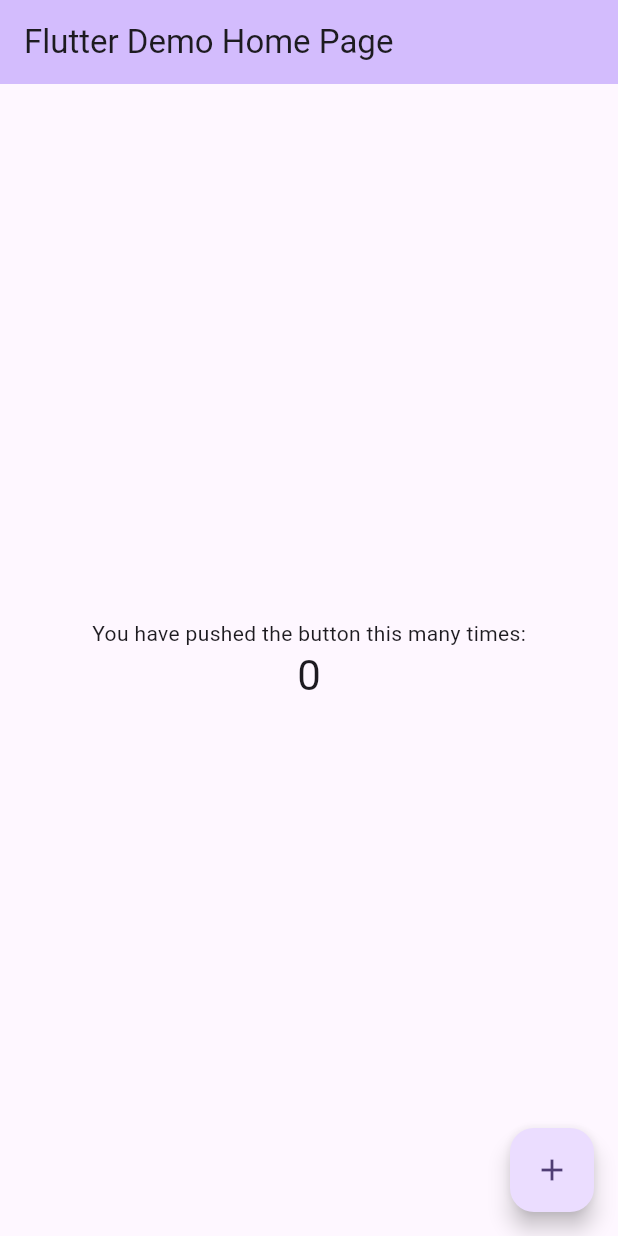
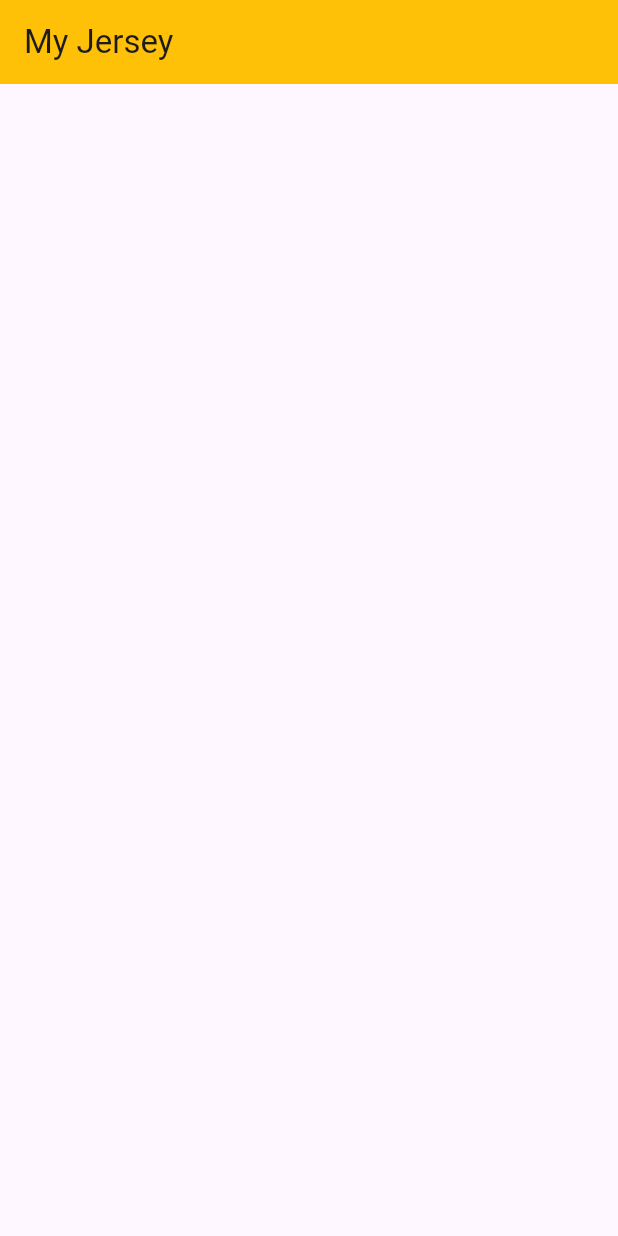
Before and after one commit to paisible7/MY-_JERSEY_APP, a Flutter app: the screen it shows after launch, on a phone screen of 412 x 824 dp. Run offline on Flutter 3.47's test engine with Material 3 defaults, Android fonts, the phone set to English and light mode, and no system bars.

```diff
--- a/lib/main.dart
+++ b/lib/main.dart
@@ -1,122 +1,17 @@
 import 'package:flutter/material.dart';
+import 'presentation/screens/HomeScreen.dart';
 
 void main() {
-  runApp(const MyApp());
+  runApp(const MyJersey());
 }
 
-class MyApp extends StatelessWidget {
-  const MyApp({super.key});
+class MyJersey extends StatelessWidget {
+  const MyJersey({super.key});
 
-  // This widget is the root of your application.
   @override
   Widget build(BuildContext context) {
     return MaterialApp(
-      title: 'Flutter Demo',
-      theme: ThemeData(
-        // This is the theme of your application.
-        //
-        // TRY THIS: Try running your application with "flutter run". You'll see
-        // the application has a purple toolbar. Then, without quitting the app,
-        // try changing the seedColor in the colorScheme below to Colors.green
-        // and then invoke "hot reload" (save your changes or press the "hot
-        // reload" button in a Flutter-supported IDE, or press "r" if you used
-        // the command line to start the app).
-        //
-        // Notice that the counter didn't reset back to zero; the application
-        // state is not lost during the reload. To reset the state, use hot
-        // restart instead.
-        //
-        // This works for code too, not just values: Most code changes can be
-        // tested with just a hot reload.
-        colorScheme: ColorScheme.fromSeed(seedColor: Colors.deepPurple),
-      ),
-      home: const MyHomePage(title: 'Flutter Demo Home Page'),
+      home: Homescreen(),
     );
   }
 }
-
-class MyHomePage extends StatefulWidget {
-  const MyHomePage({super.key, required this.title});
-
-  // This widget is the home page of your application. It is stateful, meaning
-  // that it has a State object (defined below) that contains fields that affect
-  // how it looks.
-
-  // This class is the configuration for the state. It holds the values (in this
-  // case the title) provided by the parent (in this case the App widget) and
-  // used by the build method of the State. Fields in a Widget subclass are
-  // always marked "final".
-
-  final String title;
-
-  @override
-  State<MyHomePage> createState() => _MyHomePageState();
-}
-
-class _MyHomePageState extends State<MyHomePage> {
-  int _counter = 0;
-
-  void _incrementCounter() {
-    setState(() {
-      // This call to setState tells the Flutter framework that something has
-      // changed in this State, which causes it to rerun the build method below
-      // so that the display can reflect the updated values. If we changed
-      // _counter without calling setState(), then the build method would not be
-      // called again, and so nothing would appear to happen.
-      _counter++;
-    });
-  }
-
-  @override
-  Widget build(BuildContext context) {
-    // This method is rerun every time setState is called, for instance as done
-    // by the _incrementCounter method above.
-    //
-    // The Flutter framework has been optimized to make rerunning build methods
-    // fast, so that you can just rebuild anything that needs updating rather
-    // than having to individually change instances of widgets.
-    return Scaffold(
-      appBar: AppBar(
-        // TRY THIS: Try changing the color here to a specific color (to
-        // Colors.amber, perhaps?) and trigger a hot reload to see the AppBar
-        // change color while the other colors stay the same.
-        backgroundColor: Theme.of(context).colorScheme.inversePrimary,
-        // Here we take the value from the MyHomePage object that was created by
-        // the App.build method, and use it to set our appbar title.
-        title: Text(widget.title),
-      ),
-      body: Center(
-        // Center is a layout widget. It takes a single child and positions it
-        // in the middle of the parent.
-        child: Column(
-          // Column is also a layout widget. It takes a list of children and
-          // arranges them vertically. By default, it sizes itself to fit its
-          // children horizontally, and tries to be as tall as its parent.
-          //
-          // Column has various properties to control how it sizes itself and
-          // how it positions its children. Here we use mainAxisAlignment to
-          // center the children vertically; the main axis here is the vertical
-          // axis because Columns are vertical (the cross axis would be
-          // horizontal).
-          //
-          // TRY THIS: Invoke "debug painting" (choose the "Toggle Debug Paint"
-          // action in the IDE, or press "p" in the console), to see the
-          // wireframe for each widget.
-          mainAxisAlignment: MainAxisAlignment.center,
-          children: <Widget>[
-            const Text('You have pushed the button this many times:'),
-            Text(
-              '$_counter',
-              style: Theme.of(context).textTheme.headlineMedium,
-            ),
-          ],
-        ),
-      ),
-      floatingActionButton: FloatingActionButton(
-        onPressed: _incrementCounter,
-        tooltip: 'Increment',
-        child: const Icon(Icons.add),
-      ), // This trailing comma makes auto-formatting nicer for build methods.
-    );
-  }
-}
--- /dev/null
+++ b/lib/presentation/screens/HomeScreen.dart
@@ -0,0 +1,15 @@
+import 'package:flutter/material.dart';
+
+class Homescreen extends StatefulWidget {
+  const Homescreen({super.key});
+
+  @override
+  State<Homescreen> createState() => _HomescreenState();
+}
+
+class _HomescreenState extends State<Homescreen> {
+  @override
+  Widget build(BuildContext context) {
+    return Scaffold(appBar: AppBar(title: Text("My Jersey"), backgroundColor: Colors.amber,));
+  }
+}
```
Also changed, not shown: pubspec.yaml (+3 -8 lines), pubspec.lock.
